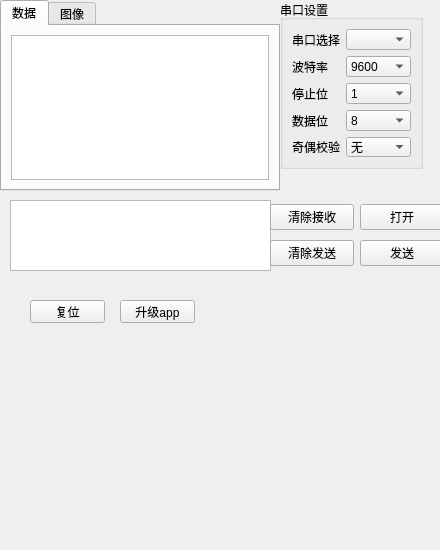
This is serial_test/widget.ui in Puddingbl/qt_serial_test as Qt 5 draws it before an edit. The edited form follows.
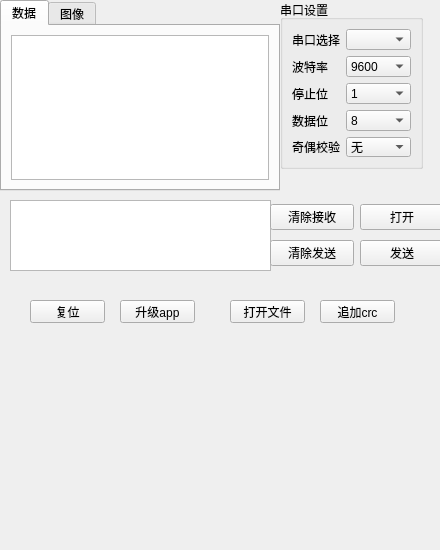
This is the edited form.

```diff
--- a/serial_test/widget.ui
+++ b/serial_test/widget.ui
@@ -274,6 +274,32 @@
     <string>升级app</string>
    </property>
   </widget>
+  <widget class="QPushButton" name="pushButton_3">
+   <property name="geometry">
+    <rect>
+     <x>230</x>
+     <y>300</y>
+     <width>75</width>
+     <height>23</height>
+    </rect>
+   </property>
+   <property name="text">
+    <string>打开文件</string>
+   </property>
+  </widget>
+  <widget class="QPushButton" name="pushButton_4">
+   <property name="geometry">
+    <rect>
+     <x>320</x>
+     <y>300</y>
+     <width>75</width>
+     <height>23</height>
+    </rect>
+   </property>
+   <property name="text">
+    <string>追加crc</string>
+   </property>
+  </widget>
  </widget>
  <resources/>
  <connections/>
```
